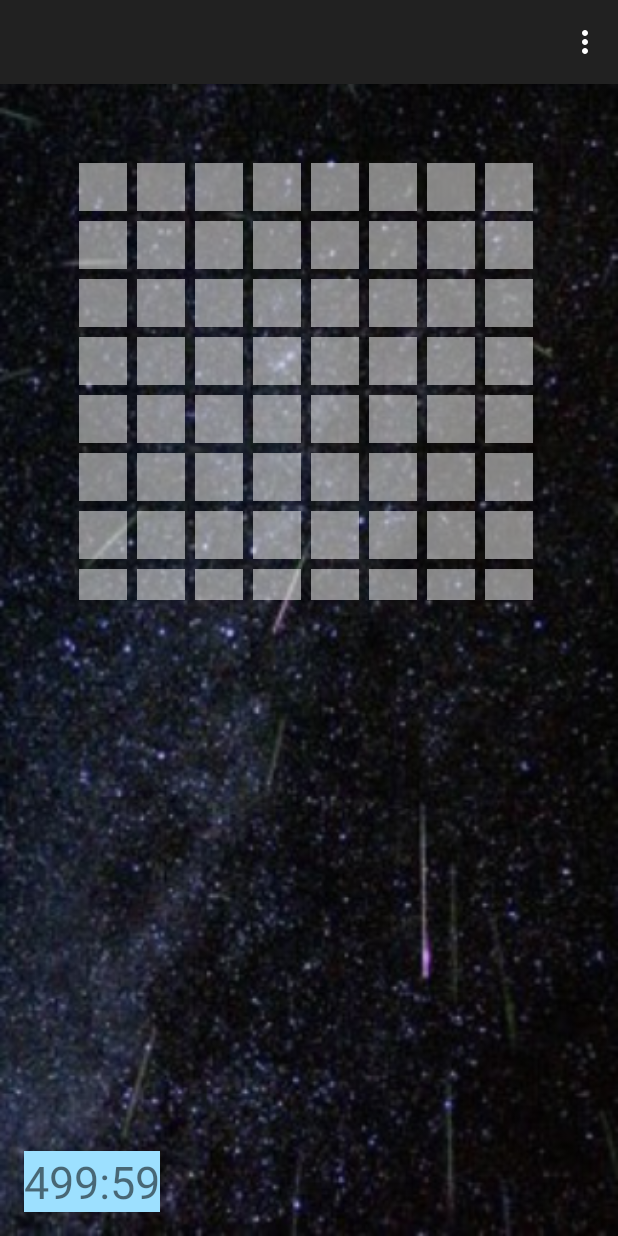
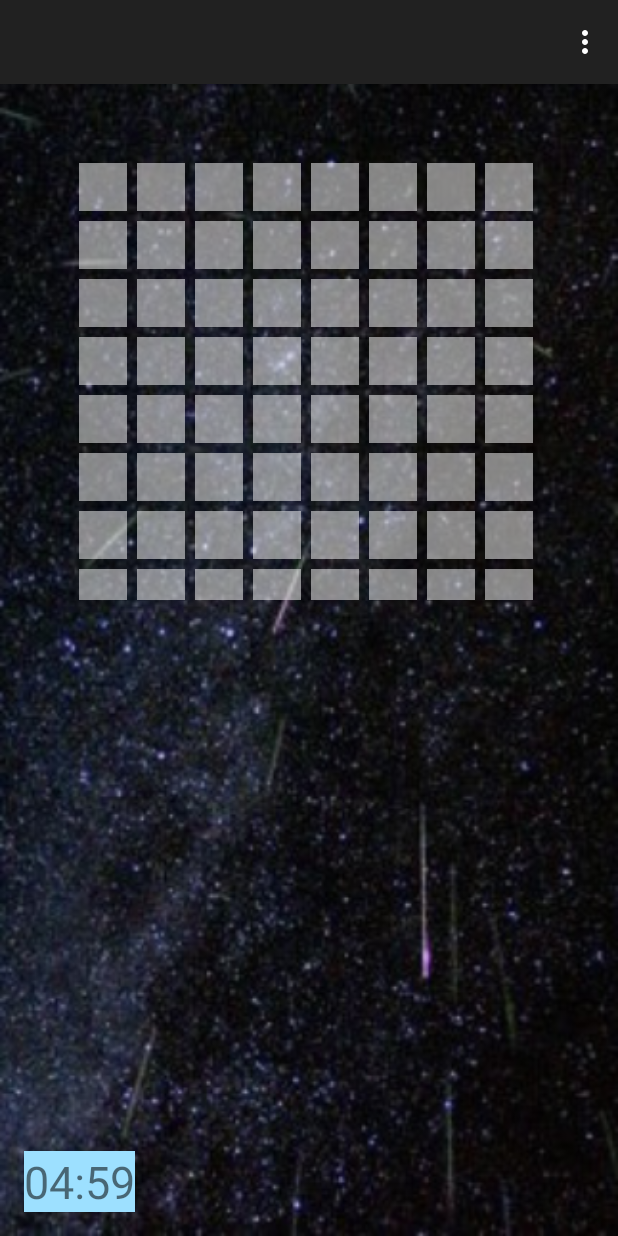
Before and after one commit to NIT-Anan-Procon/android_smaoni, an Android app: the OniGokkoActivity screen opened directly, with no data from a screen before it, on a phone screen of 412 x 824 dp. Run offline under Robolectric (Android 15) with nearby library versions, the phone set to English and light mode, and no system bars; 12 statements that could not run were skipped.

Commit message:
I am genius engineergit add . foooooooogit add .git add .git add .

```diff
--- a/SmaOni/app/src/main/AndroidManifest.xml
+++ b/SmaOni/app/src/main/AndroidManifest.xml
@@ -5,7 +5,7 @@
     <uses-permission android:name="android.permission.ACCESS_FINE_LOCATION" />
     <uses-permission android:name="android.permission.ACCESS_COARSE_LOCATION" />
     <uses-permission android:name="android.permission.INTERNET" />
-    <uses-permission android:name="android.permission.VIBRATE"/>
+    <uses-permission android:name="android.permission.VIBRATE" />
 
     <application
         android:allowBackup="true"
@@ -57,6 +57,10 @@
             android:name=".activity.AccountSelectActivity"
             android:label="@string/title_activity_account_select" >
         </activity>
+        <activity
+            android:name=".activity.Vibrator"
+            android:label="@string/title_activity_vibrator" >
+        </activity>
     </application>
 
 </manifest>
--- a/SmaOni/app/src/main/java/jp/ac/anan_nct/smaoni_elide/activity/OniGokkoActivity.java
+++ b/SmaOni/app/src/main/java/jp/ac/anan_nct/smaoni_elide/activity/OniGokkoActivity.java
@@ -13,11 +13,13 @@ import android.widget.Toast;
 import jp.ac.anan_nct.smaoni_elide.R;
 import jp.ac.anan_nct.smaoni_elide.model.Communication2;
 import jp.ac.anan_nct.smaoni_elide.model.MyCountDownTimer;
+import jp.ac.anan_nct.smaoni_elide.model.VibrationEvent;
 import jp.ac.anan_nct.smaoni_elide.view.MapView;
 import jp.ac.anan_nct.smaoni_elide.view.RankingView;
 
 public class OniGokkoActivity extends GameActivity {
 
+    VibrationEvent vibrationEvent;
     public static MapView mapView;
     public static RankingView rankingView;
     MyCountDownTimer myCountDownTimer, myCountDownTimer1;
@@ -35,12 +37,22 @@ public class OniGokkoActivity extends GameActivity {
         setContentView(R.layout.activity_game);
         mediaPlayer = MediaPlayer.create(this, R.raw.meka_ge_keihou03);
 
+        vibrationEvent = new VibrationEvent() {
+            @Override
+            public void onResponse() {
+                android.os.Vibrator vibrator;
+                vibrator = (android.os.Vibrator)getSystemService(VIBRATOR_SERVICE);
+                vibrator.vibrate(80);
+                vibrator.cancel();
+            }
+        };
+
 
         layout = (RelativeLayout)findViewById(R.id.gamelayout);
         layout.setBackgroundResource(R.drawable.shootingstar2);
         mapView = (MapView)findViewById(R.id.map1);
         rankingView = (RankingView)findViewById(R.id.gameRanking);
-        communication = new Communication2(gameData, mapView, rankingView);
+        communication = new Communication2(gameData, mapView, rankingView, vibrationEvent);
         communication.execute();
 
 
@@ -54,7 +66,7 @@ public class OniGokkoActivity extends GameActivity {
 
         timerView = (TextView)findViewById(R.id.timerView);
 
-        myCountDownTimer = new MyCountDownTimer(100000*60*5, 1000) {
+        myCountDownTimer = new MyCountDownTimer(1000*60*5, 1000) {
             @Override
             public void onFinish() {
                 mapView.gameOver();
--- a/SmaOni/app/src/main/java/jp/ac/anan_nct/smaoni_elide/activity/ReceptionActivity.java
+++ b/SmaOni/app/src/main/java/jp/ac/anan_nct/smaoni_elide/activity/ReceptionActivity.java
@@ -225,6 +225,7 @@ public class ReceptionActivity extends GPS{
         if(e.getKeyCode() == KeyEvent.KEYCODE_BACK) {
             last = false;
         }
+
         return super.dispatchKeyEvent(e);
     }
     @Override
--- a/SmaOni/app/src/main/java/jp/ac/anan_nct/smaoni_elide/model/Communication2.java
+++ b/SmaOni/app/src/main/java/jp/ac/anan_nct/smaoni_elide/model/Communication2.java
@@ -27,6 +27,7 @@ import jp.ac.anan_nct.smaoni_elide.view.RankingView;
  */
 public class Communication2 extends AsyncTask {
 
+    VibrationEvent vibrationEvent;
 
     HttpPost post;
     HttpClient httpClient;
@@ -39,7 +40,7 @@ public class Communication2 extends AsyncTask {
     RankingView rankingView;
 
 
-    public Communication2(GameData gameData, MapView mapView, RankingView rankingView) {
+    public Communication2(GameData gameData, MapView mapView, RankingView rankingView, VibrationEvent vibrationEvent) {
         super();
         conect = true;
         httpClient = new DefaultHttpClient();
@@ -48,6 +49,7 @@ public class Communication2 extends AsyncTask {
         this.gameData = gameData;
         this.mapView = mapView;
         this.rankingView = rankingView;
+        this.vibrationEvent = vibrationEvent;
     }
 
     @Override
@@ -137,17 +139,18 @@ public class Communication2 extends AsyncTask {
         super.onPostExecute(o);
 
         try {
-
             if (conect) {
-                Communication2 communication = new Communication2(gameData, mapView, rankingView);
+                Communication2 communication = new Communication2(gameData, mapView, rankingView, vibrationEvent);
                 communication.execute();
             } else {
                 // ReceptionActivity.startTime = startTime;
-
             }
         } catch (Exception e) {
             Log.e("ERROR:communication_last", e.toString());
         }
+
+        vibrationEvent.onResponse();
+
 
 
         mapView.invalidate();
--- /dev/null
+++ b/SmaOni/app/src/main/java/jp/ac/anan_nct/smaoni_elide/model/VibrationEvent.java
@@ -0,0 +1,10 @@
+package jp.ac.anan_nct.smaoni_elide.model;
+
+/**
+ * Created by skriulle on 2015/03/27.
+ */
+public interface VibrationEvent {
+
+    void onResponse();
+
+}
--- a/SmaOni/app/src/main/res/values/strings.xml
+++ b/SmaOni/app/src/main/res/values/strings.xml
@@ -12,5 +12,7 @@
     <string name="title_activity_comment">CommentActivity</string>
     <string name="title_activity_result">ResultActivity</string>
     <string name="title_activity_account_select">AccountSelectActivity</string>
+    <string name="title_activity_vibrator">Vibrator</string>
+    <string name="hello_world">Hello world!</string>
 
 </resources>
```
Also changed, not shown: SmaOni/app/src/main/res/menu/menu_vibrator.xml (added, +7 -0 lines).
